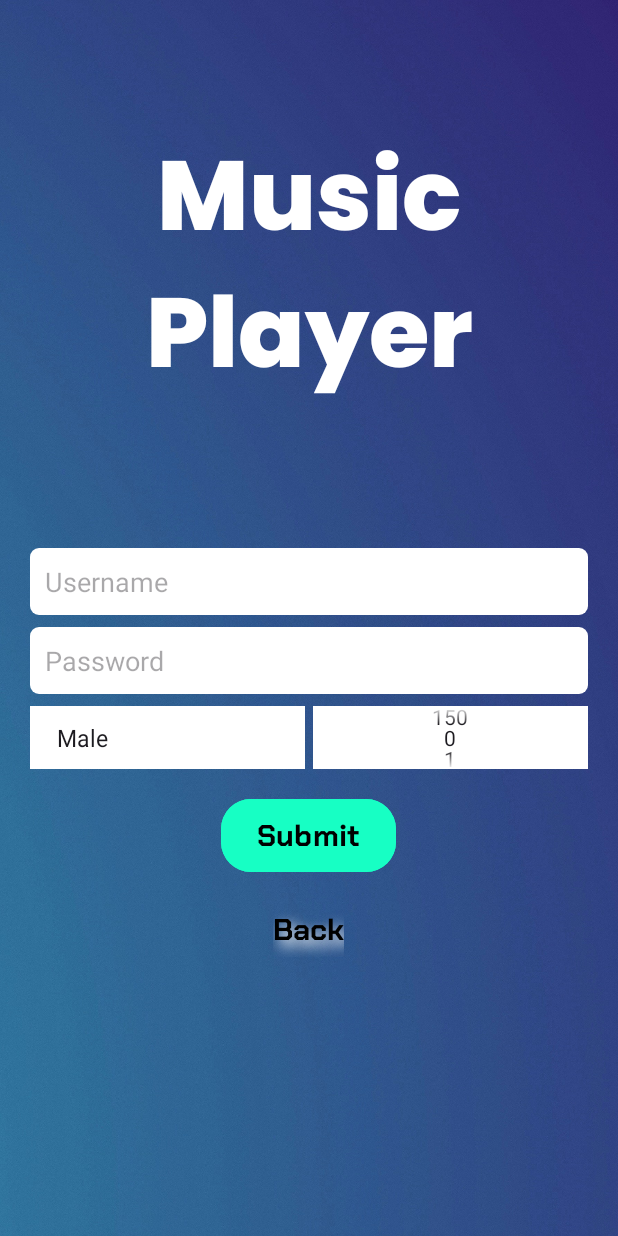
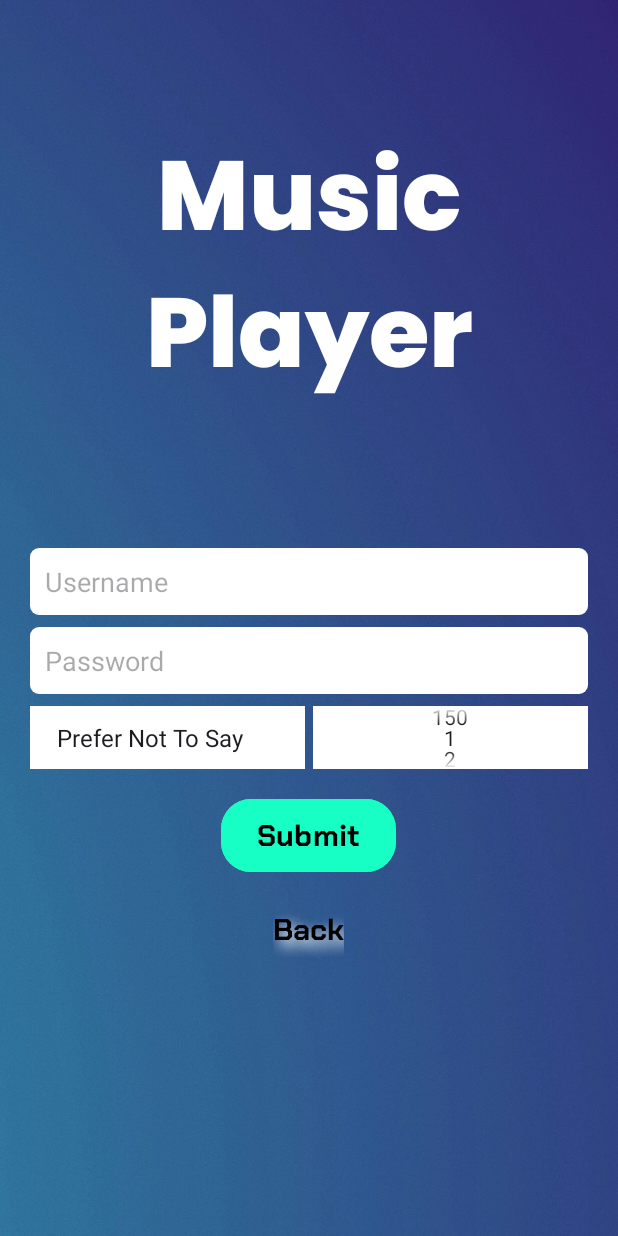
Before and after one commit to D-N-Z-F/MusicPlayerMobileApp, an Android app: the screen it shows after launch (MainActivity), after a tap on "Submit", on a phone screen of 412 x 824 dp. Run offline under Robolectric (Android 15) with nearby library versions, the phone set to English and light mode, and no system bars; our stand-ins replace Dagger/Hilt's generated code, Room's generated code, data binding; 2 other taps on this screen came first.

Commit message:
Random commit

```diff
--- a/app/src/main/java/com/example/musicplayermobileapplication/core/di/AppModule.kt
+++ b/app/src/main/java/com/example/musicplayermobileapplication/core/di/AppModule.kt
@@ -1,8 +1,11 @@
 package com.example.musicplayermobileapplication.core.di
 
 import android.content.Context
+import android.widget.Toast
 import androidx.room.Room
 import com.example.musicplayermobileapplication.data.db.MusicPlayerDatabase
+import com.example.musicplayermobileapplication.data.repository.UserRepo
+import com.example.musicplayermobileapplication.data.repository.UserRepoImpl
 import dagger.Module
 import dagger.Provides
 import dagger.hilt.InstallIn
@@ -18,8 +21,7 @@ class AppModule {
     fun provideRoomDB(@ApplicationContext context: Context): MusicPlayerDatabase =
         Room.databaseBuilder(context, MusicPlayerDatabase::class.java, MusicPlayerDatabase.NAME)
             .fallbackToDestructiveMigration().build()
-
-//    @Provides
-//    @Singleton
-//    fun provideMusicPlayerRepo(db: MusicPlayerDatabase)
+    @Provides
+    @Singleton
+    fun provideUserRepo(db: MusicPlayerDatabase): UserRepo = UserRepoImpl(db.userDao())
 }
--- /dev/null
+++ b/app/src/main/java/com/example/musicplayermobileapplication/data/repository/UserRepo.kt
@@ -0,0 +1,10 @@
+package com.example.musicplayermobileapplication.data.repository
+
+import com.example.musicplayermobileapplication.data.model.User
+
+interface UserRepo {
+    fun addUser(user: User)
+    fun getUser(username: String, password: Int): User?
+    fun updateUser(user: User)
+    fun deleteUser(user: User)
+}
--- /dev/null
+++ b/app/src/main/java/com/example/musicplayermobileapplication/data/repository/UserRepoImpl.kt
@@ -0,0 +1,11 @@
+package com.example.musicplayermobileapplication.data.repository
+
+import com.example.musicplayermobileapplication.data.db.UserDao
+import com.example.musicplayermobileapplication.data.model.User
+
+class UserRepoImpl(private val dao: UserDao): UserRepo {
+    override fun addUser(user: User) { dao.addUser(user) }
+    override fun getUser(username: String, password: Int): User? = dao.getUser(username, password)
+    override fun updateUser(user: User) { dao.updateUser(user) }
+    override fun deleteUser(user: User) { dao.deleteUser(user) }
+}
--- a/app/src/main/java/com/example/musicplayermobileapplication/ui/fragments/LoginSignUpFragment.kt
+++ b/app/src/main/java/com/example/musicplayermobileapplication/ui/fragments/LoginSignUpFragment.kt
@@ -1,17 +1,25 @@
 package com.example.musicplayermobileapplication.ui.fragments
 
+import android.content.Context
 import android.os.Bundle
 import androidx.fragment.app.Fragment
 import android.view.LayoutInflater
 import android.view.View
 import android.view.ViewGroup
+import android.widget.Toast
 import androidx.core.view.isInvisible
+import androidx.fragment.app.viewModels
+import androidx.lifecycle.lifecycleScope
 import com.example.musicplayermobileapplication.databinding.FragmentLoginSignupBinding
+import com.example.musicplayermobileapplication.ui.viewmodels.LoginSignUpViewModel
 import dagger.hilt.android.AndroidEntryPoint
+import kotlinx.coroutines.launch
+import javax.inject.Inject
 
 @AndroidEntryPoint
 class LoginSignUpFragment : Fragment() {
     private lateinit var binding: FragmentLoginSignupBinding
+    private val viewModel: LoginSignUpViewModel by viewModels()
     private var isRegister: Boolean = false;
     override fun onCreateView(
         inflater: LayoutInflater, container: ViewGroup?,
@@ -23,10 +31,18 @@ class LoginSignUpFragment : Fragment() {
 
     override fun onViewCreated(view: View, savedInstanceState: Bundle?) {
         super.onViewCreated(view, savedInstanceState)
-
+        lifecycleScope.launch {
+            viewModel.run {
+                showToast.observe(viewLifecycleOwner) {
+                    Toast.makeText(requireContext(), it, Toast.LENGTH_SHORT).show()
+                }
+            }
+        }
+        binding.viewModel = viewModel
         binding.run {
+            lifecycleOwner = viewLifecycleOwner
             mbSignUp.setOnClickListener {
-                npAge.minValue = 0
+                npAge.minValue = 1
                 npAge.maxValue = 150
                 toggleDetails(true)
             }
@@ -43,18 +59,19 @@ class LoginSignUpFragment : Fragment() {
             tvLogIn.isInvisible = !clickBack
             llDetails.isInvisible = clickBack
             spGender.isInvisible = !registering
+            spGender.setSelection(0)
             npAge.isInvisible = !registering
+            npAge.value = 1
         }
     }
 
     private fun onSubmitHandler() {
-
-    }
-
-    private fun validateData() {
-        binding.run {
-            if(etUsername.text != null && etPassword.text != null) {
-
+        viewModel.run {
+            if(isRegister) {
+                validateRegister(
+                    binding.spGender.selectedItem.toString(),
+                    binding.npAge.value
+                )
             }
         }
     }
--- /dev/null
+++ b/app/src/main/java/com/example/musicplayermobileapplication/ui/viewmodels/LoginSignUpViewModel.kt
@@ -0,0 +1,34 @@
+package com.example.musicplayermobileapplication.ui.viewmodels
+
+import android.util.Log
+import androidx.lifecycle.MutableLiveData
+import androidx.lifecycle.ViewModel
+import androidx.lifecycle.viewModelScope
+import com.example.musicplayermobileapplication.data.model.User
+import com.example.musicplayermobileapplication.data.repository.UserRepo
+import dagger.hilt.android.lifecycle.HiltViewModel
+import kotlinx.coroutines.Dispatchers
+import kotlinx.coroutines.launch
+import javax.inject.Inject
+
+@HiltViewModel
+class LoginSignUpViewModel @Inject constructor(
+    private val userRepo: UserRepo
+): ViewModel() {
+    val username: MutableLiveData<String> = MutableLiveData("")
+    val password: MutableLiveData<String> = MutableLiveData("")
+    val showToast: MutableLiveData<String> = MutableLiveData()
+    fun validateRegister(gender: String, age: Int) {
+        if(username.value != "" && password.value != "") {
+            try {
+//                userRepo.addUser(User(
+//                    username = username.value!!,
+//                    password = password.value!!.hashCode(),
+//                ))
+            } catch (e: Exception) { showToast.postValue(e.message) }
+        } else {
+            showToast.postValue("Please enter appropriate values for username and password!")
+        }
+    }
+    fun addUser(user: User) { viewModelScope.launch(Dispatchers.IO) { userRepo.addUser(user) } }
+}
--- a/app/src/main/res/layout/fragment_login_signup.xml
+++ b/app/src/main/res/layout/fragment_login_signup.xml
@@ -3,6 +3,12 @@
     xmlns:android="http://schemas.android.com/apk/res/android"
     xmlns:app="http://schemas.android.com/apk/res-auto"
     xmlns:tools="http://schemas.android.com/tools">
+
+    <data>
+        <variable
+            name="viewModel"
+            type="com.example.musicplayermobileapplication.ui.viewmodels.LoginSignUpViewModel" />
+    </data>
 
     <RelativeLayout
         android:layout_width="match_parent"
@@ -71,7 +77,8 @@
                 android:background="@drawable/input_box"
                 android:hint="Username"
                 android:autofillHints="username"
-                android:inputType="text" />
+                android:inputType="text"
+                android:text="@={viewModel.username}"/>
 
             <EditText
                 android:id="@+id/etPassword"
@@ -83,7 +90,8 @@
                 android:background="@drawable/input_box"
                 android:hint="Password"
                 android:autofillHints="username"
-                android:inputType="textPassword" />
+                android:inputType="textPassword"
+                android:text="@={viewModel.password}"/>
 
             <LinearLayout
                 android:layout_width="match_parent"
@@ -99,7 +107,7 @@
                     android:padding="10dp"
                     android:prompt="@string/select_gender"
                     android:entries="@array/genders"
-                    android:background="@color/white"/>
+                    android:background="@color/white" />
 
                 <NumberPicker
                     android:id="@+id/npAge"
--- a/app/src/main/res/values/strings.xml
+++ b/app/src/main/res/values/strings.xml
@@ -4,9 +4,9 @@
     <string name="hello_blank_fragment">Hello blank fragment</string>
     <string name="select_gender">Select Gender</string>
     <string-array name="genders">
+        <item>Prefer Not To Say</item>
         <item>Male</item>
         <item>Female</item>
         <item>Non-binary</item>
-        <item>Undisclosed</item>
     </string-array>
 </resources>
```
